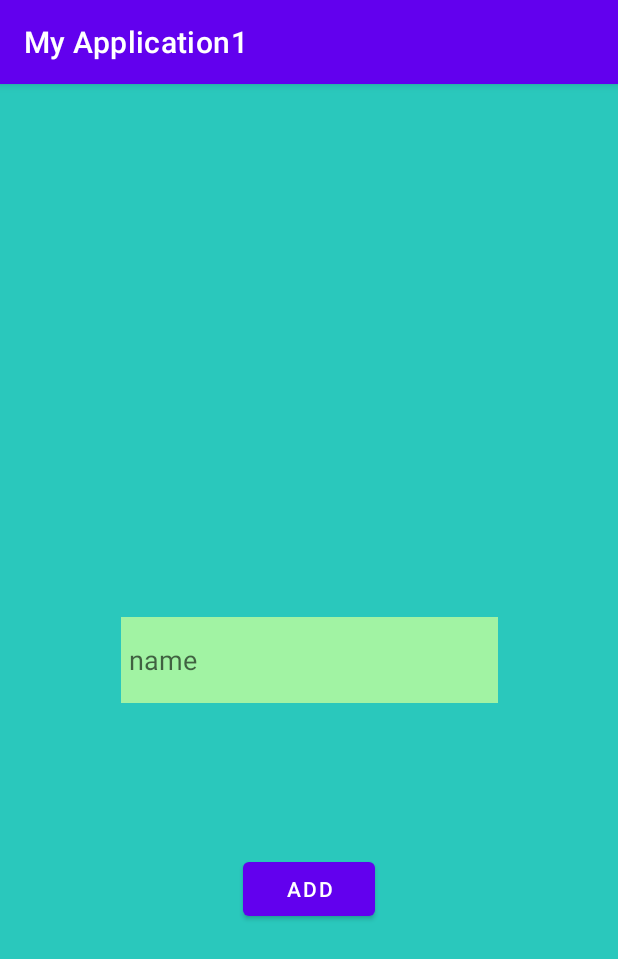
After one commit to Oussafadi/GestionDeRevision-, an Android app: the AddMatiere screen opened directly, with no data from a screen before it, on a phone screen of 412 x 824 dp. The commit adds this screen. Shown: the top 959 px of the screen. Run offline under Robolectric (Android 15) with nearby library versions, the phone set to English and light mode, and no system bars.

Commit message:
sohaib changes

```diff
--- /dev/null
+++ b/app/src/main/java/com/example/myapplication1/AddMatiere.kt
@@ -0,0 +1,49 @@
+package com.example.myapplication1
+
+import androidx.appcompat.app.AppCompatActivity
+import android.os.Bundle
+import android.view.View
+import android.widget.Button
+import android.widget.EditText
+import android.widget.TextView
+import android.widget.Toast
+import com.example.myapplication1.data.Matiere
+import com.example.myapplication1.db.appdatabase
+
+class AddMatiere : AppCompatActivity() {
+
+    lateinit var db : appdatabase
+
+    override fun onCreate(savedInstanceState: Bundle?) {
+        super.onCreate(savedInstanceState)
+        setContentView(R.layout.activity_add_matiere)
+
+        db = appdatabase(this)
+        val editName =findViewById<EditText>(R.id.tvname_matiere)
+        val tv_error = findViewById<TextView>(R.id.error)
+        val bt_save = findViewById<Button>(R.id.save)
+
+        bt_save.setOnClickListener{
+            tv_error.visibility= View.INVISIBLE
+            tv_error.text=""
+
+            val name = editName.text.toString()
+
+            if(name.isEmpty()){
+                tv_error.text="name required"
+                tv_error.visibility= View.VISIBLE
+
+            }else{
+                val newmatiere=Matiere(0,name)
+                val res = db.addMatiere(newmatiere)
+                if(res){
+                    Toast.makeText(this,"saved",Toast.LENGTH_LONG).show()
+
+                }else{
+                    tv_error.text="name exist"
+                    tv_error.visibility= View.VISIBLE
+                }
+            }
+        }
+    }
+}
--- /dev/null
+++ b/app/src/main/res/layout/activity_add_matiere.xml
@@ -0,0 +1,47 @@
+<?xml version="1.0" encoding="utf-8"?>
+<androidx.constraintlayout.widget.ConstraintLayout xmlns:android="http://schemas.android.com/apk/res/android"
+    xmlns:app="http://schemas.android.com/apk/res-auto"
+    xmlns:tools="http://schemas.android.com/tools"
+    android:layout_width="match_parent"
+    android:layout_height="match_parent"
+    android:background="#2AC8BC"
+    tools:context=".AddMatiere">
+
+    <EditText
+        android:id="@+id/tvname_matiere"
+        android:layout_width="251dp"
+        android:layout_height="57dp"
+        android:background="#A1F3A3"
+        android:ems="10"
+        android:hint="name"
+        android:inputType="textPersonName"
+        android:padding="5dp"
+        app:layout_constraintBottom_toBottomOf="parent"
+        app:layout_constraintEnd_toEndOf="parent"
+        app:layout_constraintHorizontal_bias="0.5"
+        app:layout_constraintStart_toStartOf="parent"
+        app:layout_constraintTop_toTopOf="parent"
+        app:layout_constraintVertical_bias="0.5" />
+
+    <Button
+        android:id="@+id/save"
+        android:layout_width="wrap_content"
+        android:layout_height="wrap_content"
+        android:layout_marginTop="100dp"
+        android:text="ADD"
+        app:layout_constraintEnd_toEndOf="parent"
+        app:layout_constraintHorizontal_bias="0.5"
+        app:layout_constraintStart_toStartOf="parent"
+        app:layout_constraintTop_toBottomOf="@+id/tvname_matiere" />
+
+    <TextView
+        android:id="@+id/error"
+        android:layout_width="wrap_content"
+        android:layout_height="wrap_content"
+        android:layout_marginBottom="20dp"
+        app:layout_constraintBottom_toTopOf="@+id/save"
+        app:layout_constraintEnd_toEndOf="parent"
+        app:layout_constraintHorizontal_bias="0.498"
+        app:layout_constraintStart_toStartOf="parent" />
+
+</androidx.constraintlayout.widget.ConstraintLayout>
```
Also changed, not shown: app/src/main/AndroidManifest.xml (+14 -0 lines), app/src/main/java/com/example/myapplication1/MainActivity.kt (+13 -0 lines), app/src/main/java/com/example/myapplication1/MatiereActivity.kt (added, +36 -0 lines), app/src/main/java/com/example/myapplication1/data/Matiere.kt (added, +7 -0 lines), app/src/main/java/com/example/myapplication1/data/Revision.kt (added, +12 -0 lines), app/src/main/java/com/example/myapplication1/db/appdatabase.kt (added, +150 -0 lines), app/src/main/res/layout/activity_main.xml (+8 -0 lines), app/src/main/res/layout/activity_matiere.xml (added, +27 -0 lines).
